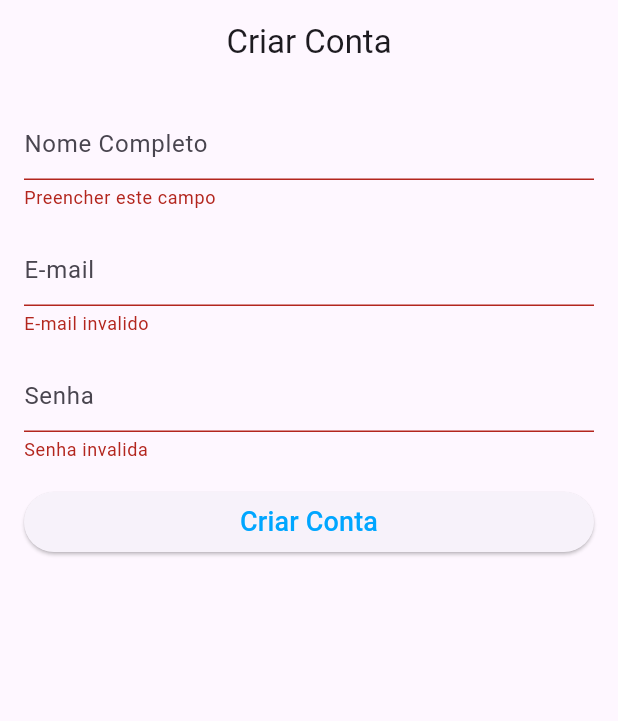
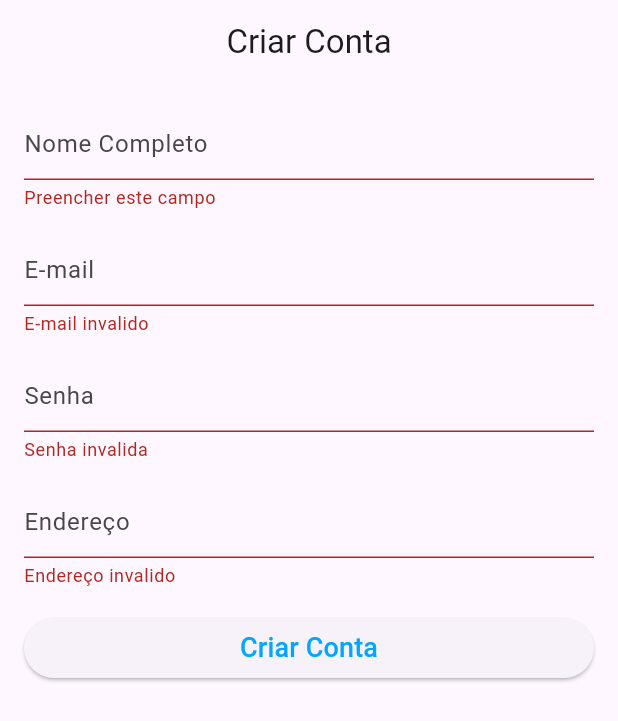
Before and after one commit to GabrielJodisoon/loja_virtual, a Flutter app: the SignUpScreen screen opened directly, after a tap on "Criar Conta", on a phone screen of 412 x 824 dp. Shown: the top 721 px of the screen. Run offline on Flutter 3.47's test engine with Material 2 defaults, Android fonts, the phone set to English and light mode, and no system bars; our stand-ins replace carousel_slider, cloud_firestore, firebase_auth, firebase_core, transparent_image; accounts and stored records are empty.

Commit message:
Criando o login

```diff
--- a/lib/models/user_model.dart
+++ b/lib/models/user_model.dart
@@ -51,6 +51,11 @@ class UserModel extends Model {
     notifyListeners();
   }
 
+  bool isLoggedIn(){
+    return firebaseUser != null;
+
+  }
+
   void recoverPass() {
 
   }
--- a/lib/screens/signup_screen.dart
+++ b/lib/screens/signup_screen.dart
@@ -1,9 +1,24 @@
 import 'package:flutter/material.dart';
+import 'package:loja_virtual/models/user_model.dart';
+import 'package:scoped_model/scoped_model.dart';
 
-class SignUpScreen extends StatelessWidget {
+class SignUpScreen extends StatefulWidget {
   SignUpScreen({Key? key}) : super(key: key);
 
+  @override
+  State<SignUpScreen> createState() => _SignUpScreenState();
+}
+
+class _SignUpScreenState extends State<SignUpScreen> {
   final _formKey = GlobalKey<FormState>();
+
+  final _nameController = TextEditingController();
+
+  final _emailController = TextEditingController();
+
+  final _passController = TextEditingController();
+
+  final _addressController = TextEditingController();
 
   @override
   Widget build(BuildContext context) {
@@ -12,36 +27,60 @@ class SignUpScreen extends StatelessWidget {
         title: Text("Criar Conta"),
         centerTitle: true,
       ),
-      body: Form(
+      body: ScopedModelDescendant<UserModel>(
+        builder: (context, child, model) {
+          if (model.isLoading) {
+            return Center(
+              child: CircularProgressIndicator(),
+            );
+          }
+          return Form(
             key: _formKey,
             child: ListView(
               padding: EdgeInsets.all(16),
               children: [
                 TextFormField(
+                    controller: _nameController,
                     decoration: InputDecoration(hintText: "Nome Completo"),
                     validator: (text) {
-                    if (text!.isEmpty)
-                      return "Preencher este campo";
+                      if (text!.isEmpty) return "Preencher este campo";
                     }),
                 SizedBox(
                   height: 16,
                 ),
                 TextFormField(
+                    controller: _emailController,
                     decoration: InputDecoration(hintText: "E-mail"),
                     keyboardType: TextInputType.emailAddress,
                     validator: (text) {
                       if (text!.isEmpty || !text.contains("@"))
                         return "E-mail invalido";
                     }),
-              SizedBox(height: 16,),
+                SizedBox(
+                  height: 16,
+                ),
                 TextFormField(
+                  controller: _passController,
                   decoration: InputDecoration(
                     hintText: "Senha",
                   ),
                   obscureText: true,
                   keyboardType: TextInputType.emailAddress,
                   validator: (text) {
-                  if (text!.isEmpty || text.length < 6) return "Senha invalida";
+                    if (text!.isEmpty || text.length < 6)
+                      return "Senha invalida";
+                  },
+                ),
+                SizedBox(
+                  height: 16,
+                ),
+                TextFormField(
+                  controller: _addressController,
+                  decoration: InputDecoration(
+                    hintText: "Endereço",
+                  ),
+                  validator: (text) {
+                    if (text!.isEmpty) return "Endereço invalido";
                   },
                 ),
                 SizedBox(
@@ -49,7 +88,17 @@ class SignUpScreen extends StatelessWidget {
                 ),
                 ElevatedButton(
                   onPressed: () {
-                  if(_formKey.currentState!.validate()){
+                    if (_formKey.currentState!.validate()) {
+                      Map<String, dynamic> userData = {
+                        "name": _nameController.text,
+                        "email": _emailController.text,
+                        "address": _addressController.text
+                      };
+                      model.signUp(
+                          userData: userData,
+                          pass: _passController.text,
+                          onSucess: _onSucess,
+                          onFail: _onFail);
                     }
                   },
                   child: Text(
@@ -61,7 +110,14 @@ class SignUpScreen extends StatelessWidget {
                   ),
                 ),
               ],
-          )),
-    );;
+            ),
+          );
+        },
+      ),
+    );
   }
 }
+
+void _onSucess() {}
+
+void _onFail() {}
```
Lines whose indentation alone changed are shown as unchanged.
